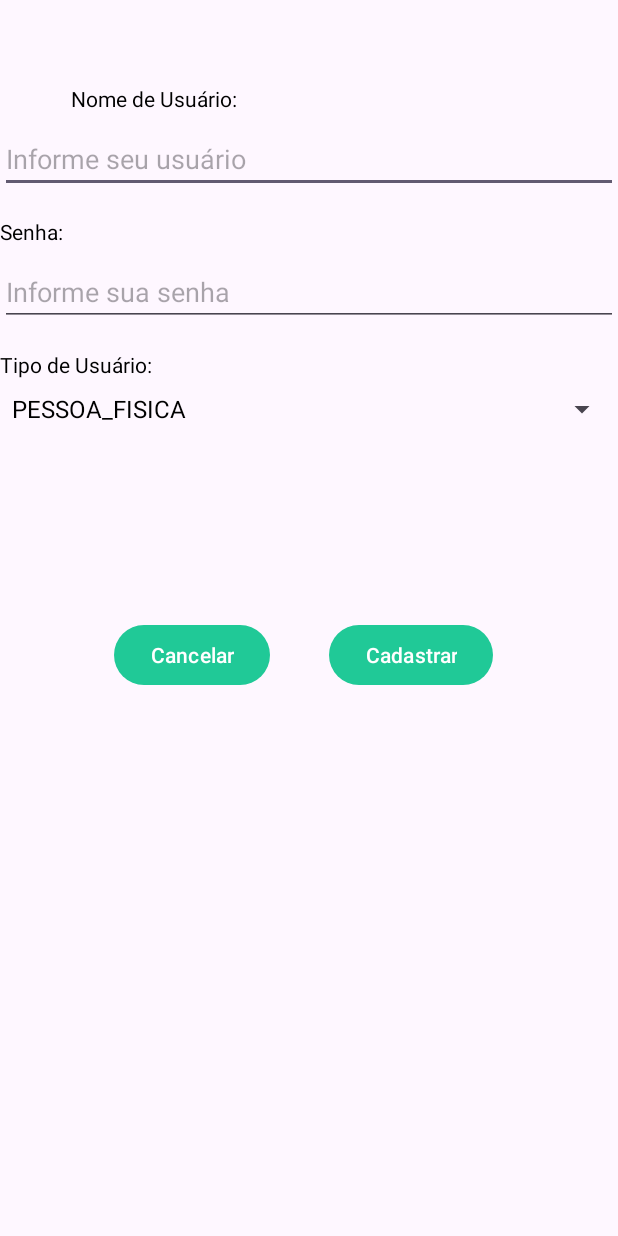
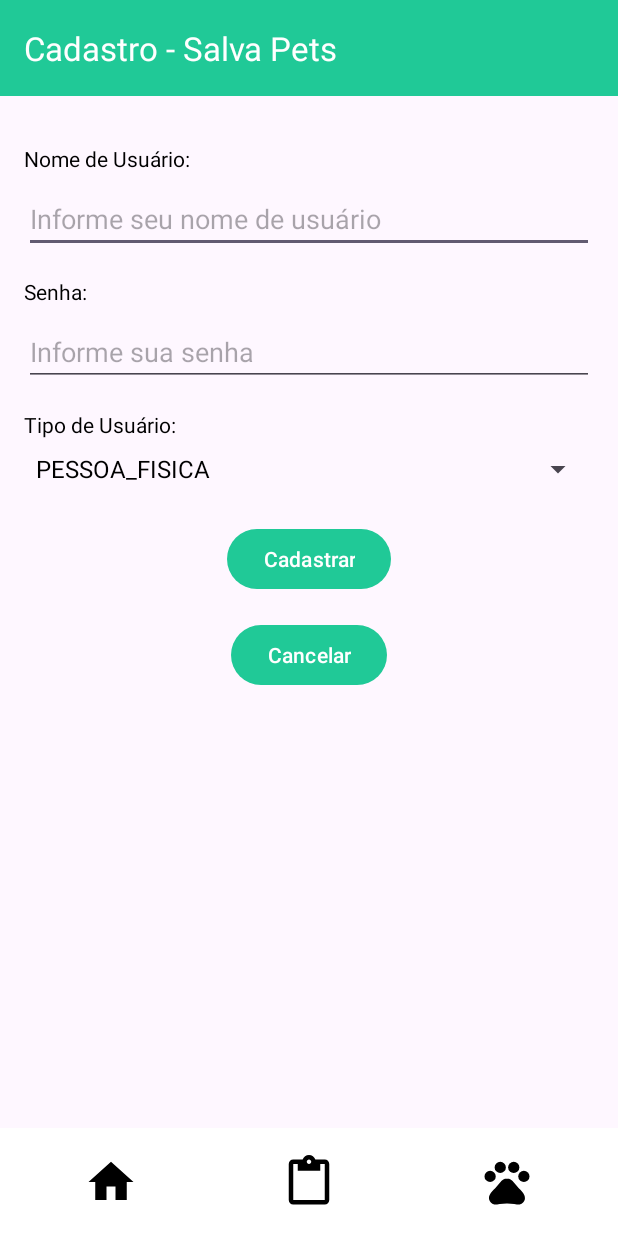
Before and after one commit to thiagocds01/AppSalvaPets, an Android app: the CadastroActivity screen opened directly, with no data from a screen before it, on a phone screen of 412 x 824 dp. Run offline under Robolectric (Android 15) with nearby library versions, the phone set to English and light mode, and no system bars.

Commit message:
Add layout CadastroActivity

```diff
--- a/app/src/main/java/com/example/appsalvapets/activity/CadastroActivity.java
+++ b/app/src/main/java/com/example/appsalvapets/activity/CadastroActivity.java
@@ -9,6 +9,7 @@ import android.widget.AdapterView;
 import android.widget.ArrayAdapter;
 import android.widget.Button;
 import android.widget.EditText;
+import android.widget.ImageButton;
 import android.widget.Spinner;
 import android.widget.TextView;
 import android.widget.Toast;
@@ -49,6 +50,7 @@ public class CadastroActivity extends AppCompatActivity implements View.OnClickL
     private Usuario usuario;
     private ServiceCadastro serviceCadastro;
     private TextView txtSeleOng;
+    ImageButton btnVoltar, btnDenuncia, btnPet;
 
     @SuppressLint({"WrongViewCast", "MissingInflatedId"})
     @Override
@@ -70,11 +72,16 @@ public class CadastroActivity extends AppCompatActivity implements View.OnClickL
         btnCadUsuario.setOnClickListener(this);
         btnCadCancelar = findViewById(R.id.btnCadCancelar);
         btnCadCancelar.setOnClickListener(this);
+        btnVoltar = findViewById(R.id.btnVoltar);
+        btnDenuncia = findViewById(R.id.btnDenuncia);
+        btnVoltar.setOnClickListener(this);
+        btnDenuncia.setOnClickListener(this);
+
 
 
 
         retrofit = new Retrofit.Builder()
-                .baseUrl("http://192.168.0.113:80/")
+                .baseUrl("http://192.168.0.107:80/")
                 .addConverterFactory(GsonConverterFactory.create())
                 .build();
 
@@ -96,6 +103,14 @@ public class CadastroActivity extends AppCompatActivity implements View.OnClickL
             finish();
 
         }
+        else if (v.getId() == R.id.btnVoltar) {
+            Intent intent = new Intent(CadastroActivity.this, MainActivity.class);
+            startActivity(intent);
+            finish();
+        }
+        else if (v.getId() == R.id.btnDenuncia) {
+            DenunciaActivity.startDenunciaActivity(this);
+        }
 
     }
 
@@ -108,11 +123,11 @@ public class CadastroActivity extends AppCompatActivity implements View.OnClickL
             spnSeleOng.setVisibility(View.VISIBLE);
             txtSeleOng.setVisibility(View.VISIBLE);
             carregarOngs();
-        }else {
+        }else if (selecionado == TipoUsuario.PESSOA_FISICA) {
             spnSeleOng.setVisibility(View.GONE);
             txtSeleOng.setVisibility(View.GONE);
+        }
 
-        }
     }
 
 
--- a/app/src/main/res/layout/activity_cadastro.xml
+++ b/app/src/main/res/layout/activity_cadastro.xml
@@ -1,5 +1,7 @@
 <?xml version="1.0" encoding="utf-8"?>
-<androidx.constraintlayout.widget.ConstraintLayout xmlns:android="http://schemas.android.com/apk/res/android"
+
+<androidx.constraintlayout.widget.ConstraintLayout
+    xmlns:android="http://schemas.android.com/apk/res/android"
     xmlns:app="http://schemas.android.com/apk/res-auto"
     xmlns:tools="http://schemas.android.com/tools"
     android:id="@+id/main"
@@ -7,112 +9,165 @@
     android:layout_height="match_parent"
     tools:context=".activity.CadastroActivity">
 
-    <Spinner
-        android:id="@+id/spnSeleOng"
-        android:layout_width="409dp"
-        android:layout_height="wrap_content"
-        android:layout_marginTop="8dp"
-        android:visibility="gone"
-        app:layout_constraintBottom_toBottomOf="parent"
-        app:layout_constraintEnd_toEndOf="parent"
-        app:layout_constraintHorizontal_bias="1.0"
-        app:layout_constraintStart_toStartOf="parent"
-        app:layout_constraintTop_toBottomOf="@+id/txtSeleOng"
-        app:layout_constraintVertical_bias="0.046" />
+    <androidx.appcompat.widget.Toolbar
+        android:id="@+id/toolbar"
+        android:layout_width="match_parent"
+        android:layout_height="?attr/actionBarSize"
+        android:background="?attr/colorPrimary"
+        android:theme="@style/ThemeOverlay.AppCompat.Dark.ActionBar"
+        android:elevation="4dp"
+        app:layout_constraintTop_toTopOf="parent"
+        app:title="Cadastro - Salva Pets" />
 
     <TextView
-        android:id="@+id/textView7"
+        android:id="@+id/txtNomeUsuario"
         android:layout_width="wrap_content"
         android:layout_height="wrap_content"
-        android:layout_marginTop="56dp"
+        android:layout_marginTop="32dp"
         android:text="Nome de Usuário:"
-        app:layout_constraintEnd_toEndOf="parent"
-        app:layout_constraintHorizontal_bias="0.158"
         app:layout_constraintStart_toStartOf="parent"
-        app:layout_constraintTop_toTopOf="parent" />
+        app:layout_constraintTop_toBottomOf="@id/toolbar"
+        app:layout_constraintHorizontal_bias="0.0"
+        android:layout_marginStart="16dp" />
 
     <EditText
         android:id="@+id/edtCadUsuario"
         android:layout_width="0dp"
         android:layout_height="wrap_content"
+        android:layout_marginStart="16dp"
+        android:layout_marginEnd="16dp"
         android:layout_marginTop="8dp"
-        android:ems="10"
-        android:hint="Informe seu usuário"
+        android:hint="Informe seu nome de usuário"
         android:inputType="text"
         app:layout_constraintEnd_toEndOf="parent"
-        app:layout_constraintHorizontal_bias="0.293"
         app:layout_constraintStart_toStartOf="parent"
-        app:layout_constraintTop_toBottomOf="@+id/textView7" />
+        app:layout_constraintTop_toBottomOf="@id/txtNomeUsuario" />
 
     <TextView
-        android:id="@+id/textView8"
+        android:id="@+id/txtSenha"
         android:layout_width="wrap_content"
         android:layout_height="wrap_content"
         android:layout_marginTop="16dp"
         android:text="Senha:"
-        app:layout_constraintTop_toBottomOf="@+id/edtCadUsuario"
-        tools:layout_editor_absoluteX="47dp" />
+        app:layout_constraintStart_toStartOf="parent"
+        app:layout_constraintTop_toBottomOf="@id/edtCadUsuario"
+        android:layout_marginStart="16dp" />
+
+    <EditText
+        android:id="@+id/edtCadSenha"
+        android:layout_width="0dp"
+        android:layout_height="wrap_content"
+        android:layout_marginStart="16dp"
+        android:layout_marginEnd="16dp"
+        android:layout_marginTop="8dp"
+        android:hint="Informe sua senha"
+        android:inputType="textPassword"
+        app:layout_constraintEnd_toEndOf="parent"
+        app:layout_constraintStart_toStartOf="parent"
+        app:layout_constraintTop_toBottomOf="@id/txtSenha" />
+
+    <TextView
+        android:id="@+id/txtTipoUsuario"
+        android:layout_width="wrap_content"
+        android:layout_height="wrap_content"
+        android:layout_marginTop="16dp"
+        android:text="Tipo de Usuário:"
+        app:layout_constraintStart_toStartOf="parent"
+        app:layout_constraintTop_toBottomOf="@id/edtCadSenha"
+        android:layout_marginStart="16dp" />
 
     <Spinner
         android:id="@+id/spnTipoUsuario"
         android:layout_width="0dp"
         android:layout_height="wrap_content"
+        android:layout_marginStart="16dp"
+        android:layout_marginEnd="16dp"
         android:layout_marginTop="8dp"
         app:layout_constraintEnd_toEndOf="parent"
-        app:layout_constraintHorizontal_bias="0.0"
         app:layout_constraintStart_toStartOf="parent"
-        app:layout_constraintTop_toBottomOf="@+id/textView12" />
+        app:layout_constraintTop_toBottomOf="@id/txtTipoUsuario" />
+
+    <TextView
+        android:id="@+id/txtSeleOng"
+        android:layout_width="wrap_content"
+        android:layout_height="wrap_content"
+        android:layout_marginTop="16dp"
+        android:text="Selecionar a ONG:"
+        android:visibility="gone"
+        app:layout_constraintStart_toStartOf="parent"
+        app:layout_constraintTop_toBottomOf="@id/spnTipoUsuario"
+        android:layout_marginStart="16dp" />
+
+    <Spinner
+        android:id="@+id/spnSeleOng"
+        android:layout_width="0dp"
+        android:layout_height="wrap_content"
+        android:layout_marginStart="16dp"
+        android:layout_marginEnd="16dp"
+        android:layout_marginTop="8dp"
+        android:visibility="gone"
+        app:layout_constraintEnd_toEndOf="parent"
+        app:layout_constraintStart_toStartOf="parent"
+        app:layout_constraintTop_toBottomOf="@id/txtSeleOng" />
 
     <Button
         android:id="@+id/btnCadUsuario"
         android:layout_width="wrap_content"
         android:layout_height="wrap_content"
-        android:layout_marginTop="128dp"
-        android:layout_marginEnd="76dp"
+        android:layout_marginTop="24dp"
         android:text="Cadastrar"
         app:layout_constraintEnd_toEndOf="parent"
-        app:layout_constraintHorizontal_bias="0.843"
-        app:layout_constraintStart_toEndOf="@+id/btnCadCancelar"
-        app:layout_constraintTop_toBottomOf="@+id/spnTipoUsuario" />
+        app:layout_constraintStart_toStartOf="parent"
+        app:layout_constraintTop_toBottomOf="@id/spnSeleOng" />
 
     <Button
         android:id="@+id/btnCadCancelar"
         android:layout_width="wrap_content"
         android:layout_height="wrap_content"
-        android:layout_marginStart="76dp"
-        android:layout_marginTop="128dp"
+        android:layout_marginTop="16dp"
         android:text="Cancelar"
-        app:layout_constraintStart_toStartOf="parent"
-        app:layout_constraintTop_toBottomOf="@+id/spnTipoUsuario" />
-
-    <TextView
-        android:id="@+id/textView12"
-        android:layout_width="wrap_content"
-        android:layout_height="wrap_content"
-        android:layout_marginTop="16dp"
-        android:text="Tipo de Usuário:"
-        app:layout_constraintTop_toBottomOf="@+id/edtCadSenha"
-        tools:layout_editor_absoluteX="47dp" />
-
-    <TextView
-        android:id="@+id/txtSeleOng"
-        android:layout_width="wrap_content"
-        android:layout_height="wrap_content"
-        android:layout_marginTop="20dp"
-        android:text="Selecionar a ONG:"
-        android:visibility="gone"
-        app:layout_constraintTop_toBottomOf="@+id/spnTipoUsuario"
-        tools:layout_editor_absoluteX="47dp" />
-
-    <EditText
-        android:id="@+id/edtCadSenha"
-        android:layout_width="0dp"
-        android:layout_height="wrap_content"
-        android:layout_marginTop="8dp"
-        android:ems="10"
-        android:hint="Informe sua senha"
-        android:inputType="textPassword"
         app:layout_constraintEnd_toEndOf="parent"
         app:layout_constraintStart_toStartOf="parent"
-        app:layout_constraintTop_toBottomOf="@+id/textView8" />
+        app:layout_constraintTop_toBottomOf="@id/btnCadUsuario" />
+
+    <LinearLayout
+        android:id="@+id/buttonContainer"
+        android:layout_width="match_parent"
+        android:layout_height="wrap_content"
+        android:orientation="horizontal"
+        android:padding="8dp"
+        android:background="@color/white"
+        app:layout_constraintBottom_toBottomOf="parent">
+
+        <ImageButton
+            android:id="@+id/btnVoltar"
+            android:layout_width="0dp"
+            android:layout_height="wrap_content"
+            android:layout_weight="1"
+            android:contentDescription="@string/main_atualizar"
+            android:padding="10dp"
+            android:background="?attr/selectableItemBackgroundBorderless"
+            android:src="@drawable/baseline_voltar_home" />
+
+        <ImageButton
+            android:id="@+id/btnDenuncia"
+            android:layout_width="0dp"
+            android:layout_height="wrap_content"
+            android:layout_weight="1"
+            android:contentDescription="@string/denuncia"
+            android:padding="10dp"
+            android:background="?attr/selectableItemBackgroundBorderless"
+            android:src="@drawable/baseline_denuncia" />
+
+        <ImageButton
+            android:id="@+id/btnPet"
+            android:layout_width="0dp"
+            android:layout_height="wrap_content"
+            android:layout_weight="1"
+            android:contentDescription="@string/btnpets"
+            android:padding="10dp"
+            android:background="?attr/selectableItemBackgroundBorderless"
+            android:src="@drawable/baseline_pets" />
+
+    </LinearLayout>
 </androidx.constraintlayout.widget.ConstraintLayout>
--- a/app/src/main/res/values/colors.xml
+++ b/app/src/main/res/values/colors.xml
@@ -10,5 +10,7 @@
     <color name="text_hint_color">#B0BEC5</color>
     <color name="text_color">#37474F</color>
     <color name="button_text_color">#FFFFFF</color>
+    <color name="button_color">#4CAF50</color>
+
 
 </resources>
```
